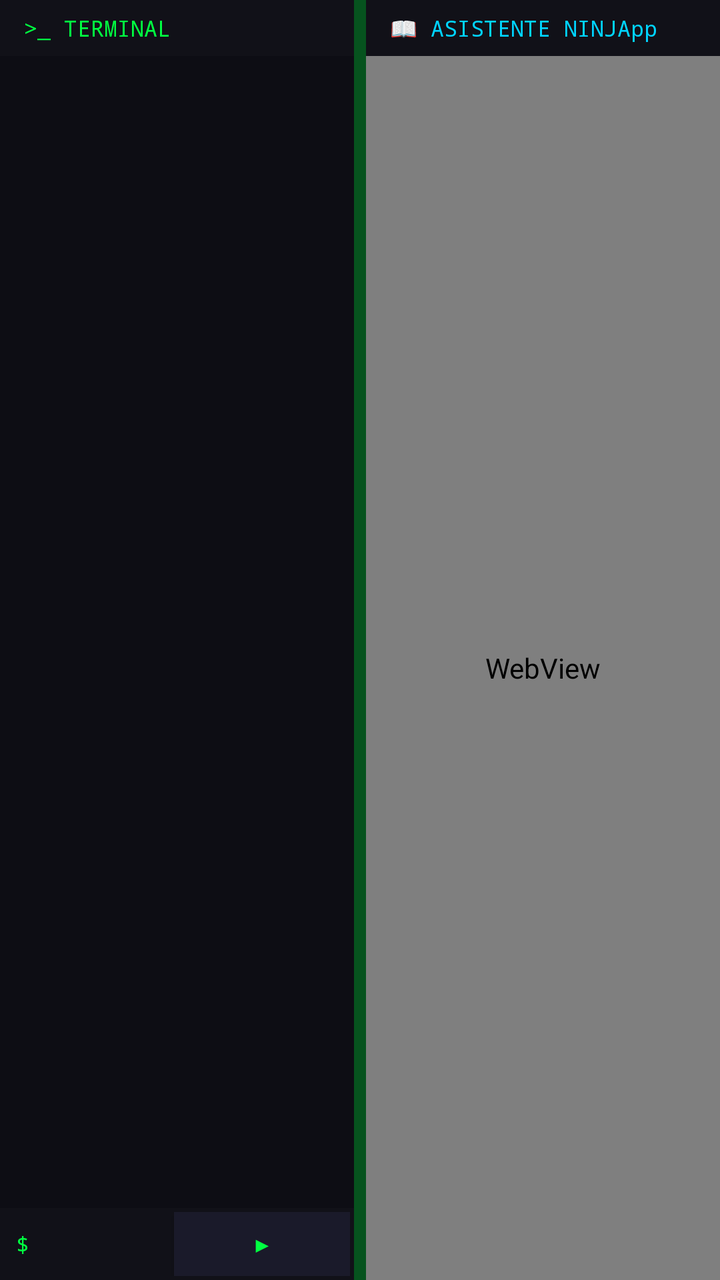
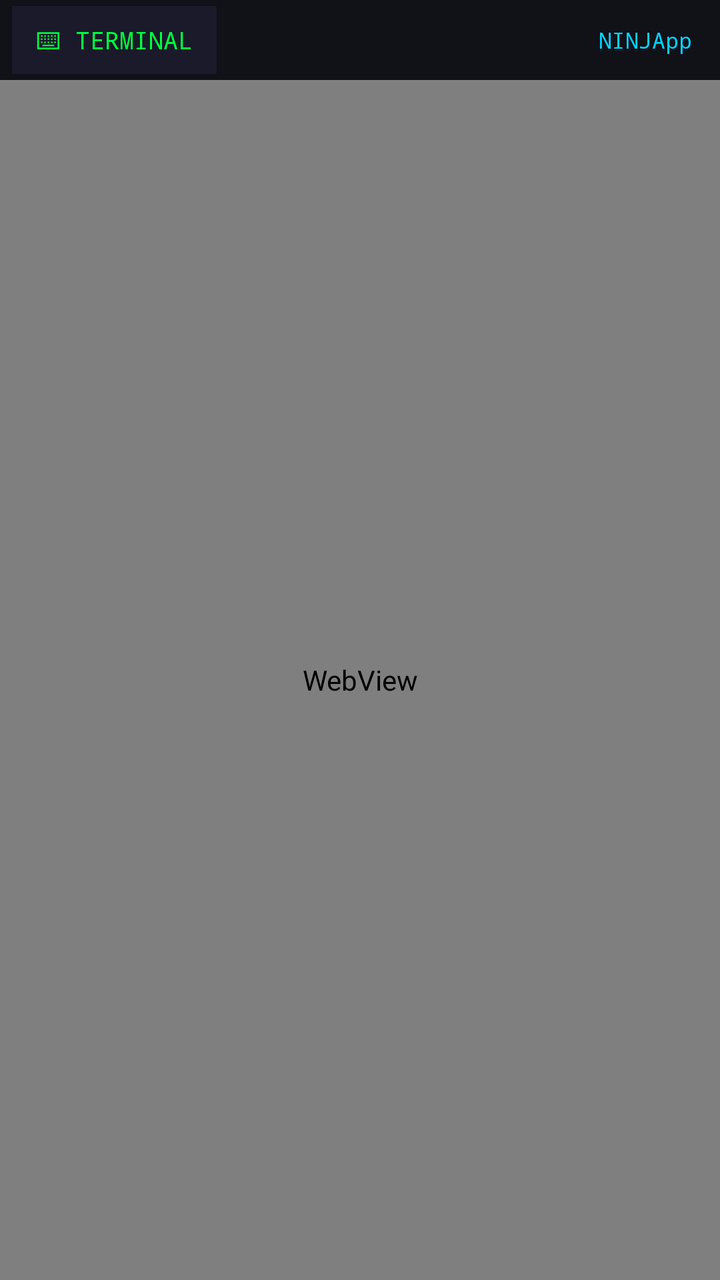

Before-and-after screenshots of an Android layout around one commit, followed by the original layout XML and the change that was made.
<!-- AndroidManifest.xml: application theme Theme.NINJApp -->
<!-- res/layout/activity_main.xml -->
<?xml version="1.0" encoding="utf-8"?>
<LinearLayout xmlns:android="http://schemas.android.com/apk/res/android"
    android:id="@+id/root_layout"
    android:layout_width="match_parent"
    android:layout_height="match_parent"
    android:orientation="horizontal"
    android:weightSum="10"
    android:background="#0a0a0f">

    
    <LinearLayout
        android:id="@+id/terminal_panel"
        android:layout_width="0dp"
        android:layout_height="match_parent"
        android:layout_weight="5"
        android:orientation="vertical"
        android:background="#0d0d14"
        android:padding="0dp">

        <TextView
            android:layout_width="match_parent"
            android:layout_height="28dp"
            android:gravity="center_vertical"
            android:paddingLeft="12dp"
            android:text=">_ TERMINAL"
            android:textColor="#00ff41"
            android:textSize="11sp"
            android:fontFamily="monospace"
            android:background="#111118" />

        <ScrollView
            android:id="@+id/terminal_scroll"
            android:layout_width="match_parent"
            android:layout_height="0dp"
            android:layout_weight="1"
            android:background="#0d0d14"
            android:fillViewport="true">

            <TextView
                android:id="@+id/terminal_output"
                android:layout_width="match_parent"
                android:layout_height="wrap_content"
                android:padding="8dp"
                android:textColor="#00ff41"
                android:textSize="11sp"
                android:fontFamily="monospace"
                android:lineSpacingExtra="2dp"
                android:background="#0d0d14" />

        </ScrollView>

        <LinearLayout
            android:layout_width="match_parent"
            android:layout_height="36dp"
            android:orientation="horizontal"
            android:background="#111118"
            android:padding="2dp">

            <TextView
                android:layout_width="wrap_content"
                android:layout_height="match_parent"
                android:gravity="center"
                android:text="$ "
                android:textColor="#00ff41"
                android:textSize="11sp"
                android:fontFamily="monospace"
                android:paddingLeft="6dp" />

            <EditText
                android:id="@+id/terminal_input"
                android:layout_width="0dp"
                android:layout_height="match_parent"
                android:layout_weight="1"
                android:background="@null"
                android:textColor="#e0e0e0"
                android:textSize="11sp"
                android:fontFamily="monospace"
                android:singleLine="true"
                android:imeOptions="actionSend"
                android:inputType="text" />

            <Button
                android:id="@+id/terminal_send"
                android:layout_width="wrap_content"
                android:layout_height="match_parent"
                android:text="▶"
                android:textColor="#00ff41"
                android:textSize="11sp"
                android:background="#1a1a2a"
                android:paddingLeft="10dp"
                android:paddingRight="10dp"
                android:fontFamily="monospace"
                android:gravity="center" />

        </LinearLayout>

    </LinearLayout>

    
    <View
        android:id="@+id/divider"
        android:layout_width="6dp"
        android:layout_height="match_parent"
        android:background="#00ff41"
        android:alpha="0.3" />

    
    <LinearLayout
        android:id="@+id/guide_panel"
        android:layout_width="0dp"
        android:layout_height="match_parent"
        android:layout_weight="5"
        android:orientation="vertical"
        android:background="#0a0a0f">

        <TextView
            android:layout_width="match_parent"
            android:layout_height="28dp"
            android:gravity="center_vertical"
            android:paddingLeft="12dp"
            android:text="📖 ASISTENTE NINJApp"
            android:textColor="#00d4ff"
            android:textSize="11sp"
            android:fontFamily="monospace"
            android:background="#111118" />

        <WebView
            android:id="@+id/guide_webview"
            android:layout_width="match_parent"
            android:layout_height="match_parent"
            android:background="#0a0a0f" />

    </LinearLayout>

</LinearLayout>
<!-- resources referenced by this layout -->
<resources>
  <style name="Theme.NINJApp" parent="Theme.AppCompat.DayNight.NoActionBar">
          <item name="android:windowBackground">#0a0a0f</item>
          <item name="android:statusBarColor">#0a0a0f</item>
          <item name="android:navigationBarColor">#0a0a0f</item>
          <item name="android:colorBackground">#0a0a0f</item>
          <item name="colorPrimary">#00ff41</item>
          <item name="colorPrimaryDark">#0a0a0f</item>
          <item name="colorAccent">#00ff41</item>
          <item name="android:windowFullscreen">true</item>
      </style>
</resources>

<!-- the commit's change to res/layout/activity_main.xml (unified diff, before → after) -->
@@ -12,9 +12,10 @@
         android:id="@+id/terminal_panel"
         android:layout_width="0dp"
         android:layout_height="match_parent"
-        android:layout_weight="5"
+        android:layout_weight="0"
         android:orientation="vertical"
         android:background="#0d0d14"
+        android:visibility="gone"
         android:padding="0dp">
 
         <TextView
@@ -102,6 +103,7 @@
         android:layout_width="6dp"
         android:layout_height="match_parent"
         android:background="#00ff41"
+        android:visibility="gone"
         android:alpha="0.3" />
 
     
@@ -109,20 +111,43 @@
         android:id="@+id/guide_panel"
         android:layout_width="0dp"
         android:layout_height="match_parent"
-        android:layout_weight="5"
+        android:layout_weight="10"
         android:orientation="vertical"
         android:background="#0a0a0f">
 
-        <TextView
+        <LinearLayout
             android:layout_width="match_parent"
-            android:layout_height="28dp"
+            android:layout_height="40dp"
+            android:orientation="horizontal"
             android:gravity="center_vertical"
-            android:paddingLeft="12dp"
-            android:text="📖 ASISTENTE NINJApp"
-            android:textColor="#00d4ff"
-            android:textSize="11sp"
-            android:fontFamily="monospace"
-            android:background="#111118" />
+            android:background="#111118">
+
+            <Button
+                android:id="@+id/terminal_toggle"
+                android:layout_width="wrap_content"
+                android:layout_height="34dp"
+                android:text="⌨ Terminal"
+                android:textColor="#00ff41"
+                android:textSize="12sp"
+                android:fontFamily="monospace"
+                android:background="#1a1a2a"
+                android:paddingLeft="12dp"
+                android:paddingRight="12dp"
+                android:layout_marginLeft="6dp"
+                android:gravity="center" />
+
+            <TextView
+                android:layout_width="0dp"
+                android:layout_height="wrap_content"
+                android:layout_weight="1"
+                android:gravity="center_vertical|end"
+                android:paddingRight="14dp"
+                android:text="NINJApp"
+                android:textColor="#00d4ff"
+                android:textSize="11sp"
+                android:fontFamily="monospace" />
+
+        </LinearLayout>
 
         <WebView
             android:id="@+id/guide_webview"
